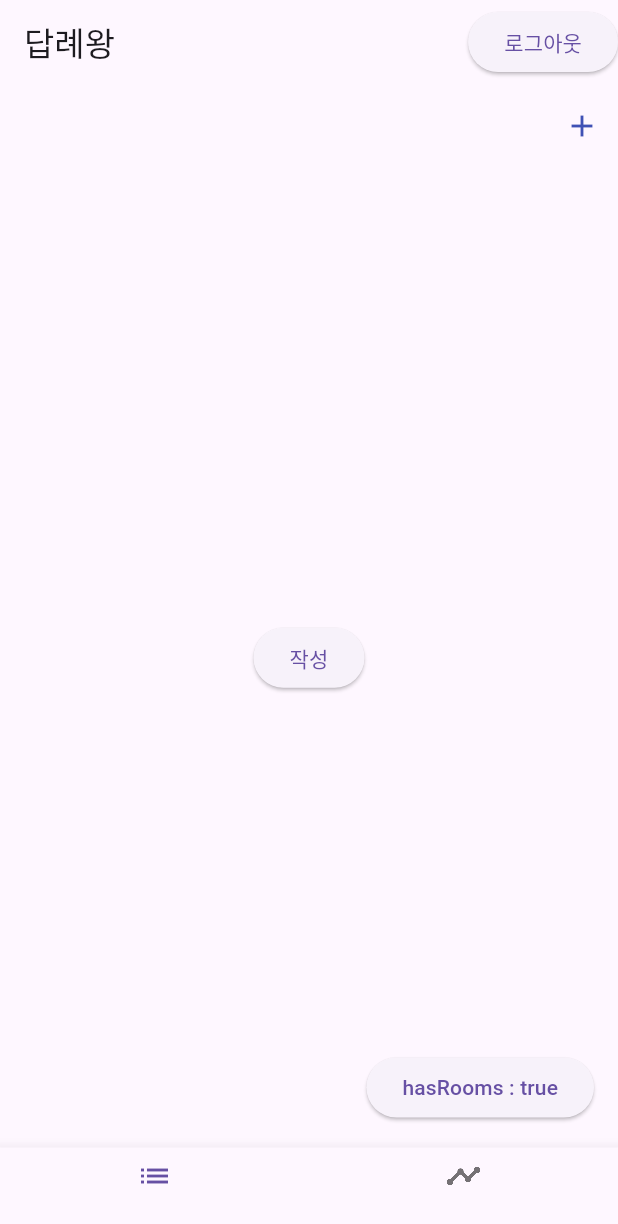
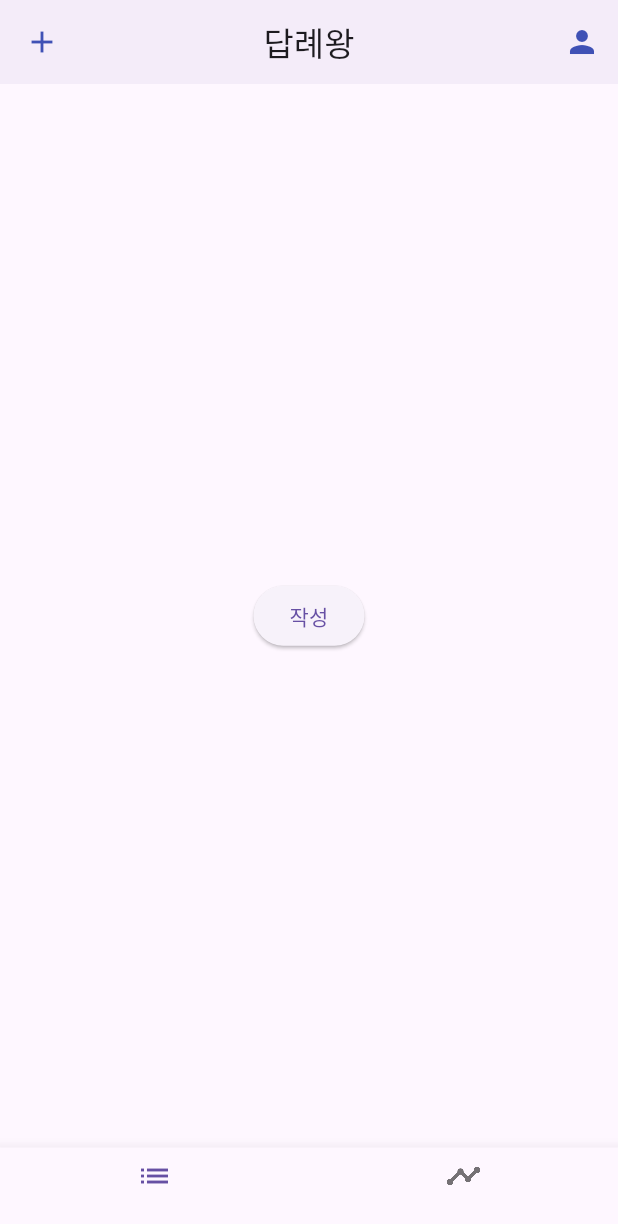
Before and after one commit to Blueberry-team-assignment/return-king, a Flutter app: the screen it shows once a user with an empty profile is signed in, on a phone screen of 412 x 824 dp. Shown: the top 1224 px of the screen. Run offline on Flutter 3.47's test engine with Material 3 defaults, Android fonts, the phone set to English and light mode, and no system bars; our stand-ins replace cloud_firestore, firebase_auth, firebase_core, flutter_dotenv, flutter_riverpod, freezed_annotation and 3 more; missing offline and left inert: firebase_ui_auth, firebase_ui_oauth_google; accounts and stored records are empty; generated files the repository leaves out were written again.

Commit message:
Refactor UI and bugfix (#39)
* fix : ui and bugfix

* fix : build error

* fix : ui fix

* fix : update readme

```diff
--- a/lib/features/home/presentation/pages/home_page.dart
+++ b/lib/features/home/presentation/pages/home_page.dart
@@ -6,21 +6,23 @@ import 'package:return_king/features/home/presentation/molecules/room_list_tab.d
 import 'package:return_king/features/home/presentation/molecules/timeline_tab.dart';
 import 'package:return_king/features/home/domain/providers/home_providers.dart';
 import 'package:return_king/features/room/domain/providers/room_providers.dart';
+import 'package:return_king/features/room/presentation/atoms/buttons/person_button.dart';
+import 'package:return_king/features/room/presentation/atoms/buttons/plus_button.dart';
+import 'package:return_king/features/room/presentation/pages/room_detail_page.dart';
 import 'package:return_king/features/timeline/domain/providers/timeline_providers.dart';
 
 class HomePage extends ConsumerWidget {
   const HomePage({super.key});
 
-  @override
-  Widget build(BuildContext context, WidgetRef ref) {
-    final currentTabIndex = ref.watch(homeTabProvider);
-    final rooms = ref.watch(roomListProvider);
-    final hasRooms = rooms.isNotEmpty;
-    return Scaffold(
-      appBar: AppBar(
-        title: const Text('답례왕'),
-        actions: [
-          ElevatedButton(
+
+  Future<void> _dialogBuilder(BuildContext context,WidgetRef ref) {
+    return showDialog<void>(
+      context: context,
+      builder: (BuildContext context) {
+        return AlertDialog(
+          content: const Text('정말 로그아웃 하시겠습니까?'),
+          actions: <Widget>[
+            ElevatedButton(
               onPressed: () async {
                 ref.invalidate(homeTabProvider); // 초기화
                 ref.invalidate(roomListProvider); // 초기화
@@ -29,19 +31,48 @@ class HomePage extends ConsumerWidget {
                   context: context,
                   auth: FirebaseAuth.instance,
                 );
+                // ignore: use_build_context_synchronously
+                Navigator.of(context).pop();
               },
-              child: const Text('로그아웃'))
+              child: const Text('로그아웃')),
+            TextButton(
+              style: TextButton.styleFrom(
+                textStyle: Theme.of(context).textTheme.labelLarge,
+              ),
+              child: const Text('닫기'),
+              onPressed: () {
+                Navigator.of(context).pop();
+              },
+            ),
+          ],
+        );
+      },
+    );
+  }
+
+  @override
+  Widget build(BuildContext context, WidgetRef ref) {
+    final currentTabIndex = ref.watch(homeTabProvider);
+    return Scaffold(
+      appBar: AppBar(
+        centerTitle: true,
+        title: const Text('답례왕'),
+        elevation: 2.0,
+        leading:
+          PlusButton(onPressed: () {
+            ref
+                .read(selectedTimelineListByRoomIdProvider.notifier)
+                .clearSelectedRoom();
+            Navigator.push(
+                context,
+                MaterialPageRoute(
+                    builder: (context) =>
+                        const RoomDetailPage(isNewRoom: true)));
+          }),
+        actions: [
+          PersonButton(onPressed: () => _dialogBuilder(context, ref)),
         ],
       ),
-      floatingActionButton: ElevatedButton(
-          onPressed: () {
-            if (hasRooms) {
-              ref.read(roomListProvider.notifier).clearRooms();
-            } else {
-              ref.read(roomListProvider.notifier).fetchRooms();
-            }
-          },
-          child: Text('hasRooms : ${!hasRooms}')),
       body: IndexedStack(
         index: currentTabIndex,
         children: const [
--- /dev/null
+++ b/lib/features/room/presentation/atoms/buttons/person_button.dart
@@ -0,0 +1,29 @@
+import 'package:flutter/material.dart';
+import 'package:flutter_riverpod/flutter_riverpod.dart';
+
+class PersonButton extends ConsumerWidget {
+  const PersonButton({
+    super.key,
+    this.padding = const EdgeInsets.all(0.0),
+    this.margin = const EdgeInsets.all(0.0),
+    required this.onPressed,
+  });
+
+  final EdgeInsetsGeometry padding;
+  final EdgeInsetsGeometry margin;
+  final VoidCallback onPressed;
+
+  @override
+  Widget build(BuildContext context, WidgetRef ref) {
+    return Padding(
+      padding: padding.add(margin),
+      child: IconButton(
+        onPressed: onPressed,
+        icon: Icon(
+          Icons.person,
+          color: Colors.indigo[500],
+        ),
+      ),
+    );
+  }
+}
--- a/lib/features/room/presentation/molecules/room_card.dart
+++ b/lib/features/room/presentation/molecules/room_card.dart
@@ -38,7 +38,7 @@ class RoomCard extends ConsumerWidget {
         }
       },
       child: Padding(
-        padding: const EdgeInsets.symmetric(horizontal: 8.0, vertical: 4.0),
+        padding: const EdgeInsets.only(left: 8.0, right: 8.0, top: 4.0),
         child: Card(
           color: Colors.white,
           elevation: 4,
--- a/lib/features/room/presentation/templates/room_detail_template.dart
+++ b/lib/features/room/presentation/templates/room_detail_template.dart
@@ -160,6 +160,9 @@ class RoomDetailTemplate extends ConsumerWidget {
         child: Scaffold(
           resizeToAvoidBottomInset: true, // 키보드가 올라오면 body를 리사이즈 해줌
           appBar: AppBar(
+              iconTheme: IconThemeData(
+                color: Colors.indigo[500]
+              ),
               leading: IconButton(
                   icon: const Icon(Icons.arrow_back),
                   onPressed: () {
--- a/lib/features/room/presentation/templates/room_list_template.dart
+++ b/lib/features/room/presentation/templates/room_list_template.dart
@@ -1,10 +1,7 @@
 import 'package:flutter/material.dart';
 import 'package:flutter_riverpod/flutter_riverpod.dart';
 import 'package:return_king/features/room/domain/models/room.dart';
-import 'package:return_king/features/room/presentation/atoms/buttons/plus_button.dart';
 import 'package:return_king/features/room/presentation/organisms/room_list.dart';
-import 'package:return_king/features/room/presentation/pages/room_detail_page.dart';
-import 'package:return_king/features/timeline/domain/providers/timeline_providers.dart';
 
 class RoomListTemplate extends ConsumerWidget {
   const RoomListTemplate({super.key, required this.roomList});
@@ -13,20 +10,6 @@ class RoomListTemplate extends ConsumerWidget {
   @override
   Widget build(BuildContext context, WidgetRef ref) {
     return Scaffold(
-      appBar: AppBar(
-        actions: <Widget>[
-          PlusButton(onPressed: () {
-            ref
-                .read(selectedTimelineListByRoomIdProvider.notifier)
-                .clearSelectedRoom();
-            Navigator.push(
-                context,
-                MaterialPageRoute(
-                    builder: (context) =>
-                        const RoomDetailPage(isNewRoom: true)));
-          }),
-        ],
-      ),
       body: RoomList(roomList: roomList),
     );
   }
--- a/lib/features/timeline/presentation/molecules/input_timeline.dart
+++ b/lib/features/timeline/presentation/molecules/input_timeline.dart
@@ -14,7 +14,9 @@ class InputTimeline extends StatelessWidget {
         color: Colors.indigo.shade200,
         child: SizedBox(
           height: 80,
-          child: Row(
+          child: Padding(
+            padding: const EdgeInsets.symmetric(horizontal: 4.0),
+            child: Row(
             children: [
               Expanded(
                   child: TextField(
@@ -28,6 +30,7 @@ class InputTimeline extends StatelessWidget {
               )
             ],
           ),
+          ) ,
         ));
   }
 }
```
Also changed, not shown: app-images/1.sign-in.png (added), app-images/2.room-list-empty.png (added), app-images/3.timeline-list-empty.png (added), app-images/4.new-room.png (added), app-images/5.date-picker.png (added), app-images/6.logout.png (added), app-images/7.room-list.png (added), app-images/8.timeline-list.png (added), app-images/9.current-room.png (added), 2 other files.
